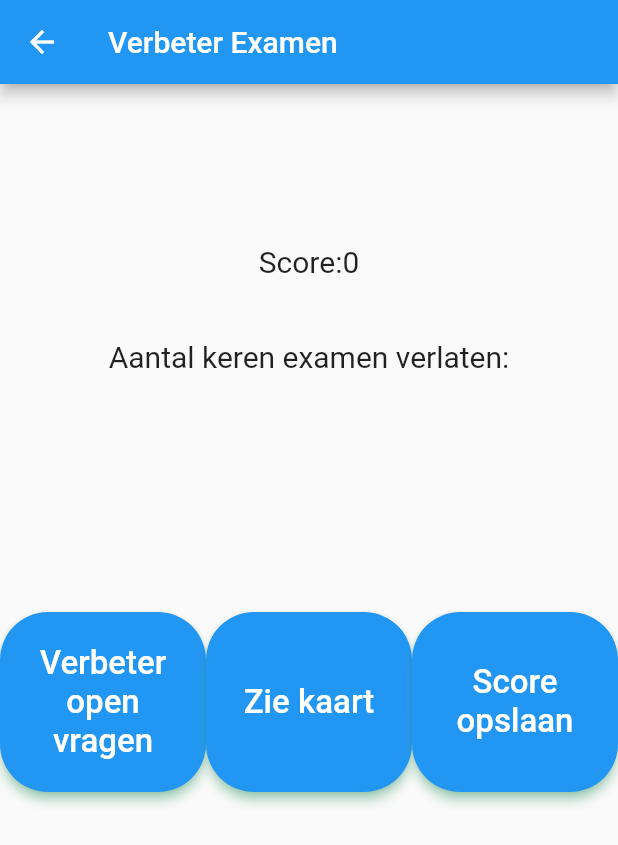
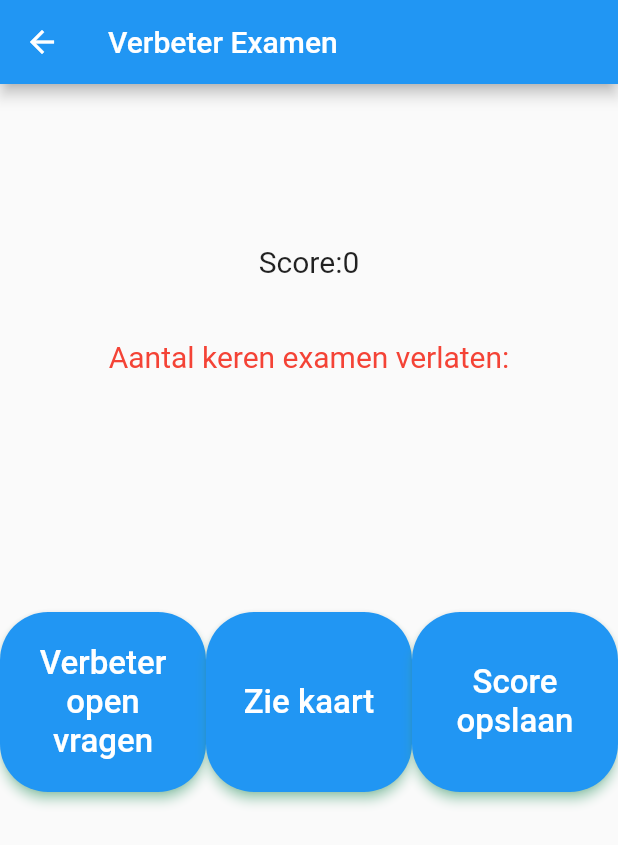
Before and after one commit to SaadiMohamed/IntroMobileGroep-9, a Flutter app: the CorrectExam screen opened directly with empty values, on a phone screen of 412 x 824 dp. Shown: the top 845 px of the screen. Run offline on Flutter 3.47's test engine with Material 2 defaults, Android fonts, the phone set to English and light mode, and no system bars; our stand-ins replace cloud_firestore, firebase_auth, firebase_core, flutter_map, flutter_speed_dial, latlong2 and 1 more; accounts and stored records are empty.

```diff
--- a/lib/correct_exam.dart
+++ b/lib/correct_exam.dart
@@ -32,12 +32,11 @@ class _CorrectExamState extends State<CorrectExam> {
     int total = 0;
     var opns = [];
 
-    if(information["opns"] != null){
+    if (information["opns"] != null) {
       scoreController.text = information["score"].toString();
       return;
     }
     for (var item in information["answers"]) {
-
       if (item["type"] == "opn") {
         item["score"] = 0;
         item["done"] = false;
@@ -57,7 +56,6 @@ class _CorrectExamState extends State<CorrectExam> {
       }
     }
 
-
     collection.doc(information["snummer"]).update({
       'score': score,
     });
@@ -65,13 +63,10 @@ class _CorrectExamState extends State<CorrectExam> {
       'total': total,
     });
 
-
     scoreController.text = score.toString();
     information["score"] = score;
     information["total"] = total;
     information["opns"] = opns;
-
-
   }
 
   @override
@@ -97,23 +92,25 @@ class _CorrectExamState extends State<CorrectExam> {
                 style: const TextStyle(fontSize: 20),
               )),
             ),
-            information['outOfFocus'].toString() != "0"?
-            Container(
+            information['outOfFocus'].toString() != "0"
+                ? Container(
                     padding: const EdgeInsets.fromLTRB(0, 40, 0, 0),
                     child: Center(
                         child: Text(
-                "Aantal keren examen verlaten:" + information['outOfFocus'].toString(),
-                style: const TextStyle(fontSize: 20),
+
+                      "Aantal keren examen verlaten:" +
+                          information['outOfFocus'].toString(),
+                      style: const TextStyle(fontSize: 20,color: Colors.red),
                     )),
-            ): const Text(""),
+                  )
+                : const Text(""),
             Container(
               padding: const EdgeInsets.fromLTRB(350, 50, 350, 0),
               child: Center(
                 child: TextFormField(
                   controller: scoreController,
-                  decoration: const InputDecoration(
-                    labelText: "Verander de score"
-                  ),
+                  decoration:
+                      const InputDecoration(labelText: "Verander de score"),
                 ),
               ),
             ),
@@ -137,7 +134,7 @@ class _CorrectExamState extends State<CorrectExam> {
                         maximumSize: const Size(200, 120) //////// HERE
                         ),
                     onPressed: () {
-                      Navigator.pushReplacement(
+                      Navigator.push(
                         context,
                         MaterialPageRoute(
                           builder: (context) => OpenVraagVerbeter(
@@ -190,19 +187,19 @@ class _CorrectExamState extends State<CorrectExam> {
                         maximumSize: const Size(200, 120) //////// HERE
                         ),
                     onPressed: () {
-
-                       var collection = FirebaseFirestore.instance.collection('taken');
-                      collection.doc(information["snummer"]).update({'done': true});
+                      var collection =
+                          FirebaseFirestore.instance.collection('taken');
+                      collection
+                          .doc(information["snummer"])
+                          .update({'done': true});
                       collection.doc(information["snummer"]).update({
                         'score': int.parse(scoreController.text),
                       });
+                      Navigator.pop(context);
                       Navigator.pushReplacement(
                           context,
                           MaterialPageRoute(
-                            builder: (context) => ViewStudents()
-                                )
-                      );
-
+                              builder: (context) => ViewStudents()));
                     },
                     child: const Text(
                       'Score opslaan',
--- a/lib/mark_open_question.dart
+++ b/lib/mark_open_question.dart
@@ -43,6 +43,7 @@ class _MarkOpenQuestion extends State<MarkOpenQuestion> {
                 onPressed: () {
                   information["opns"][index]["score"] = int.parse(score.text);
                   information["opns"][index]["done"] = true;
+                  Navigator.pop(context);
                   Navigator.pushReplacement(
                       context,
                       MaterialPageRoute(
--- a/lib/overview.dart
+++ b/lib/overview.dart
@@ -101,11 +101,9 @@ class _OverviewState extends State<Overview> with WidgetsBindingObserver {
   }
 
   indienen() {
+    _timer.cancel();
     CollectionReference taken = FirebaseFirestore.instance.collection('taken');
-    taken.doc(snummer).update({
-      'answers': questions,
-      "outOfFocus" : outFocus
-    });
+    taken.doc(snummer).update({'answers': questions, "outOfFocus": outFocus});
 
     CollectionReference students =
         FirebaseFirestore.instance.collection("students");
```
Also changed, not shown: lib/open_vraag_verbeter.dart (+5 -4 lines), lib/view_students.dart (+3 -8 lines). Lines whose indentation alone changed are shown as unchanged.
